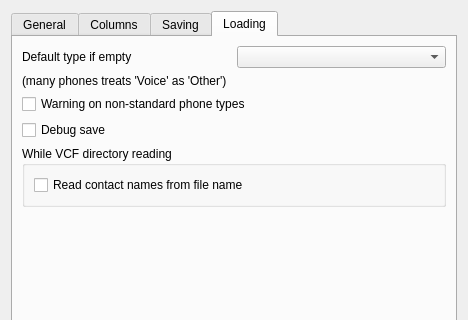
First picture: the form in app/settingsdialog.ui, repository DarkHobbit/doublecontact, before the edit; both pictures show x 0 to 468 and y 0 to 320 of the 468 by 470 pixel window.
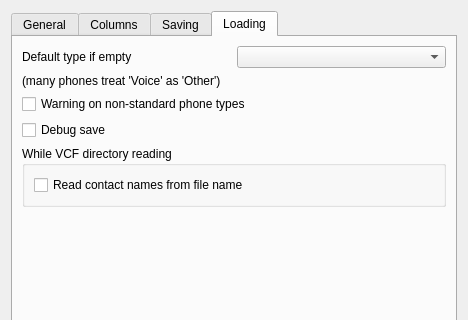
Second picture: the form after the edit.

Commit message: Spelling fixes from comradekingu (still without translations, TODO)

```diff
--- a/app/settingsdialog.ui
+++ b/app/settingsdialog.ui
@@ -329,7 +329,7 @@
        <item>
         <widget class="QLabel" name="lbDefaultPhoneHint">
          <property name="text">
-          <string>(many phones treats 'Voice' as 'Other')</string>
+          <string>(many phones treat 'Voice' as 'Other')</string>
          </property>
         </widget>
        </item>
```
The commit also changes 2 other files.
